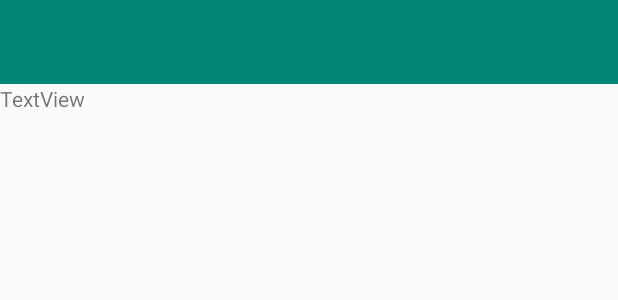
After one commit to Mri1412/myPetProject, an Android app: the layout activity_workout.xml on its own in the app's theme, with its tools: preview values and no code run, on a phone screen of 412 x 824 dp. The commit adds this screen. Shown: the top 300 px of the screen. Run offline under Robolectric (Android 15) with nearby library versions, the phone set to English and light mode, and no system bars.

Commit message:
Created workout activity

```diff
--- /dev/null
+++ b/app/src/main/res/layout/activity_workout.xml
@@ -0,0 +1,19 @@
+<?xml version="1.0" encoding="utf-8"?>
+<LinearLayout xmlns:android="http://schemas.android.com/apk/res/android"
+    xmlns:app="http://schemas.android.com/apk/res-auto"
+    android:orientation="vertical" android:layout_width="match_parent"
+    android:layout_height="match_parent">
+
+    <androidx.appcompat.widget.Toolbar
+        android:id="@+id/toolbar2"
+        android:layout_width="match_parent"
+        android:layout_height="?attr/actionBarSize"
+        android:background="?attr/colorPrimary"
+        app:popupTheme="@style/AppTheme.PopupOverlay" />
+
+    <TextView
+        android:id="@+id/textView2"
+        android:layout_width="match_parent"
+        android:layout_height="wrap_content"
+        android:text="TextView" />
+</LinearLayout>
--- a/app/src/main/res/values/strings.xml
+++ b/app/src/main/res/values/strings.xml
@@ -1,4 +1,5 @@
 <resources>
     <string name="app_name">My Application</string>
+    <string name="start_workout_button">Start a workout</string>
     <string name="action_settings">Settings</string>
 </resources>
```
Also changed, not shown: app/src/main/AndroidManifest.xml (+9 -1 lines), app/src/main/java/com/example/myapplication/MainActivity.java (+11 -0 lines), app/src/main/java/com/example/myapplication/WorkoutActivity.java (added, +17 -0 lines), app/src/main/res/layout/content_main.xml (+18 -0 lines).
